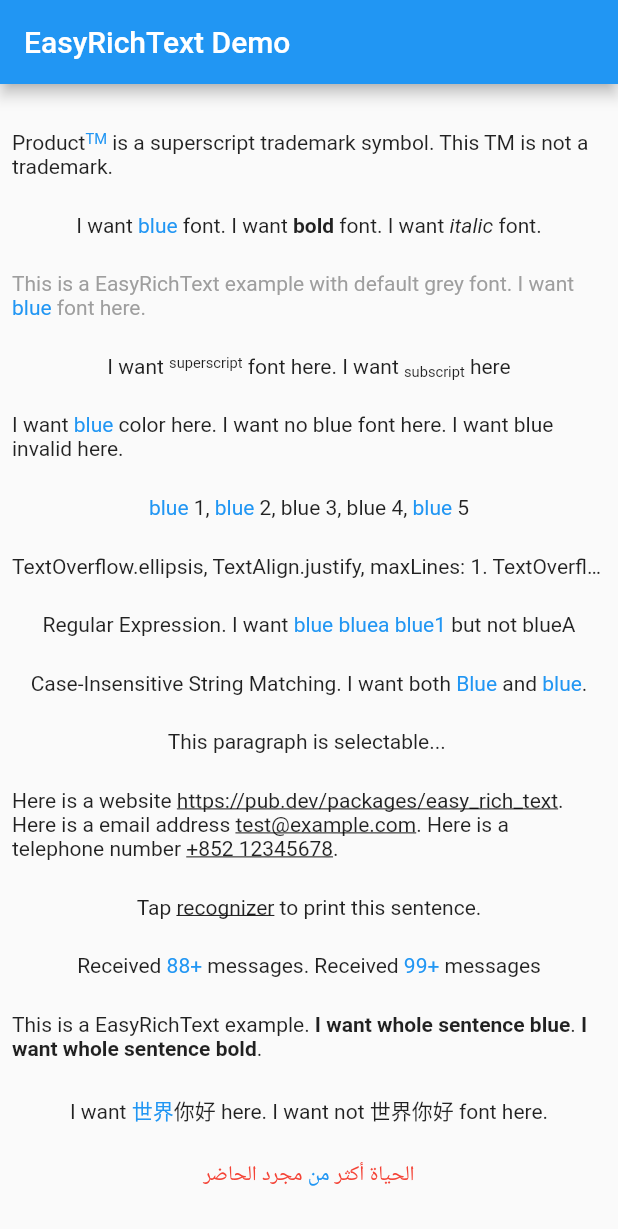
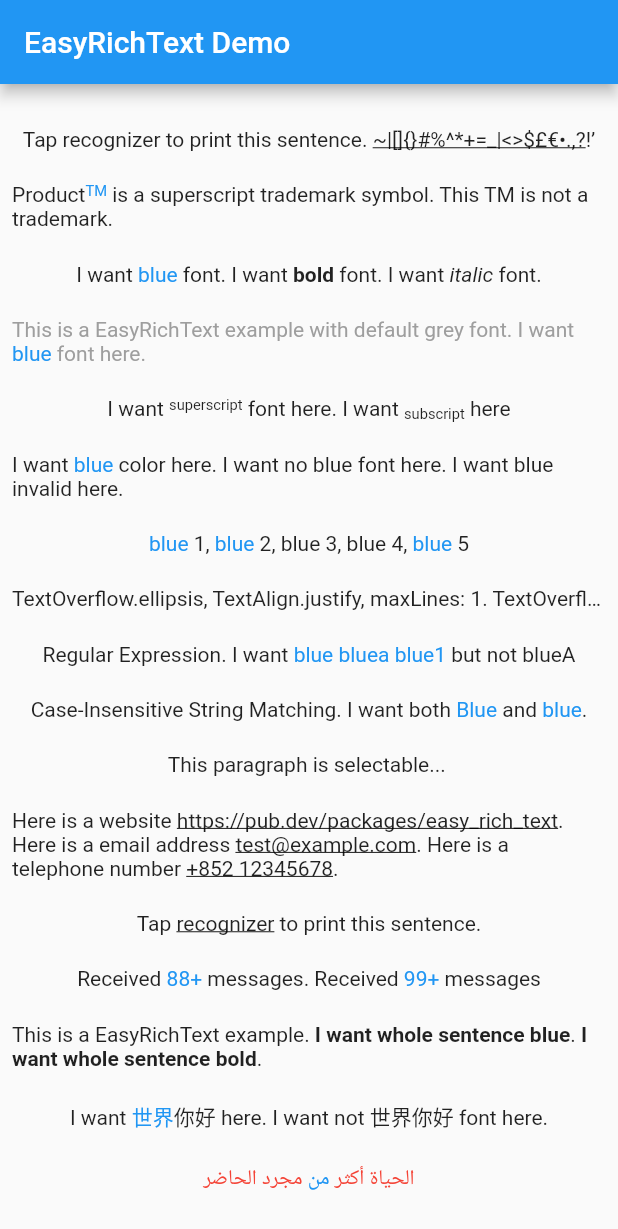
Before and after one commit to 2000calories/flutter_easy_rich_text, a Flutter app: the screen it shows after launch, on a phone screen of 412 x 824 dp. Shown: the top 1229 px of the screen. Run offline on Flutter 3.47's test engine with Material 2 defaults, Android fonts, the phone set to English and light mode, and no system bars.

```diff
--- a/example/lib/main.dart
+++ b/example/lib/main.dart
@@ -40,6 +40,23 @@ class _MyHomePageState extends State<MyHomePage> {
             mainAxisAlignment: MainAxisAlignment.spaceEvenly,
             crossAxisAlignment: CrossAxisAlignment.center,
             children: <Widget>[
+              EasyRichText(
+                "Tap recognizer to print this sentence. ~|[]{}#%^*+=_\|<>\$£€•.,?!’",
+                patternList: [
+                  EasyRichTextPattern(
+                    targetString: '~|[]{}#%^*+=_|<>\$£€•.,?',
+                    hasSpecialCharacters: true,
+                    recognizer: TapGestureRecognizer()
+                      ..onTap = () {
+                        print("Tap recognizer to print this sentence.");
+                      },
+                    style: TextStyle(
+                      decoration: TextDecoration.underline,
+                    ),
+                  ),
+                ],
+              ),
+
               //trademark example
               EasyRichText(
                 "ProductTM is a superscript trademark symbol. This TM is not a trademark.",
--- a/lib/src/easy_rich_text.dart
+++ b/lib/src/easy_rich_text.dart
@@ -103,6 +103,10 @@ class EasyRichText extends StatelessWidget {
     }
   }
 
+  List<String> specialCharacters() {
+    return '\\~[]{}#%^*+=_|<>£€•.,!’()?-\$'.split('');
+  }
+
   TapGestureRecognizer tapGestureRecognizerForUrls(String str, String urlType) {
     TapGestureRecognizer tapGestureRecognizer;
     switch (urlType) {
@@ -146,6 +150,8 @@ class EasyRichText extends StatelessWidget {
       bool matchLeftWordBoundary = pattern.matchLeftWordBoundary;
       bool matchRightWordBoundary = pattern.matchRightWordBoundary;
       bool matchWordBoundaries = pattern.matchWordBoundaries;
+      //if hasSpecialCharacters then unicode is
+      bool unicode = !pattern.hasSpecialCharacters;
 
       String wordBoundaryStringBeforeTarget1 = "\\b";
       String wordBoundaryStringBeforeTarget2 = "\\s";
@@ -170,11 +176,11 @@ class EasyRichText extends StatelessWidget {
       }
 
       bool isHan = RegExp(r"[\u4e00-\u9fa5]+",
-              caseSensitive: caseSensitive, unicode: true)
+              caseSensitive: caseSensitive, unicode: unicode)
           .hasMatch(targetString);
 
       bool isArabic = RegExp(r"[\u0621-\u064A]+",
-              caseSensitive: caseSensitive, unicode: true)
+              caseSensitive: caseSensitive, unicode: unicode)
           .hasMatch(targetString);
 
       /// if target string is Han or Arabic character
@@ -205,9 +211,9 @@ class EasyRichText extends StatelessWidget {
       thisRegExPattern =
           '($stringBeforeTargetRegex$leftBoundary$targetString$rightBoundary$stringAfterTargetRegex)';
       RegExp exp = new RegExp(thisRegExPattern,
-          caseSensitive: caseSensitive, unicode: true);
+          caseSensitive: caseSensitive, unicode: unicode);
       var allMatches = exp.allMatches(temText);
-      //print(thisRegExPattern);
+      // print(thisRegExPattern);
 
       //check matchOption ['all','first','last', 0, 1, 2, 3, 10]
 
@@ -290,8 +296,7 @@ class EasyRichText extends StatelessWidget {
   String replaceSpecialCharacters(str) {
     String tempStr = str;
     //\[]()^*+?.$-{}|!
-    List<String> specialCharacters = '\\[]()^*+?.\$-{}|!'.split('');
-    specialCharacters.forEach((chr) {
+    specialCharacters().forEach((chr) {
       tempStr = tempStr.replaceAll(chr, '\\$chr');
     });
 
@@ -303,12 +308,14 @@ class EasyRichText extends StatelessWidget {
     String temText = text;
     List<EasyRichTextPattern> tempPatternList = patternList;
     List<String> strList = [];
+    bool unicode = true;
 
     if (tempPatternList == null) {
       strList = [temText];
     } else {
       tempPatternList.asMap().forEach((index, pattern) {
         if (pattern.hasSpecialCharacters) {
+          unicode = false;
           String newTargetString =
               replaceSpecialCharacters(pattern.targetString);
           EasyRichTextPattern tempPattern =
@@ -329,7 +336,7 @@ class EasyRichText extends StatelessWidget {
           String targetString = pattern.targetString;
           //\$, match end
           RegExp targetStringExp = new RegExp('^$targetString\$',
-              caseSensitive: caseSensitive, unicode: true);
+              caseSensitive: caseSensitive, unicode: unicode);
           if (targetStringExp.hasMatch(str)) {
             targetIndex = index;
           }
```
